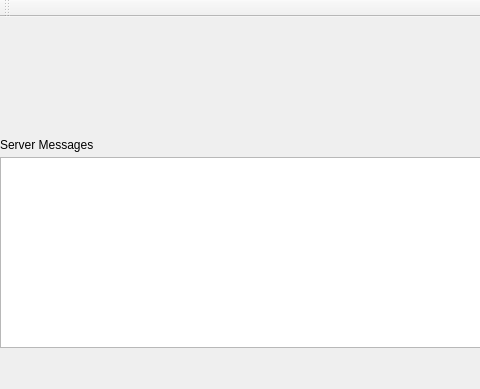
Before: the Qt Designer form polyworldagent.ui in rockhowse/polyworld-agent, drawn with Qt 5; both pictures show x 0 to 480 and y 0 to 389 of the 754 by 389 pixel window.
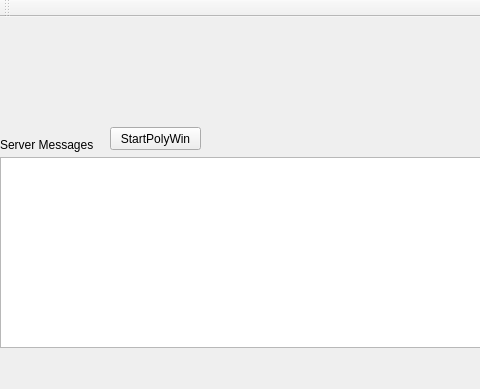
After: the same form once the commit is applied.

What changed in the file:
```diff
--- a/polyworldagent.ui
+++ b/polyworldagent.ui
@@ -37,6 +37,19 @@
      <string>Server Messages</string>
     </property>
    </widget>
+   <widget class="QPushButton" name="startPolyWin">
+    <property name="geometry">
+     <rect>
+      <x>110</x>
+      <y>110</y>
+      <width>91</width>
+      <height>23</height>
+     </rect>
+    </property>
+    <property name="text">
+     <string>StartPolyWin</string>
+    </property>
+   </widget>
   </widget>
   <widget class="QMenuBar" name="menuBar">
    <property name="geometry">
```
